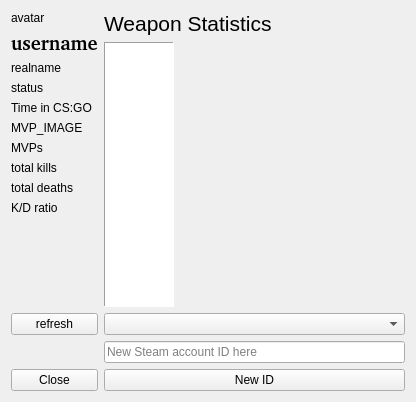
Old version of the form stats_display_window.ui in the repository daniel-Jones/CS-GO-Qt-C-Statistics.
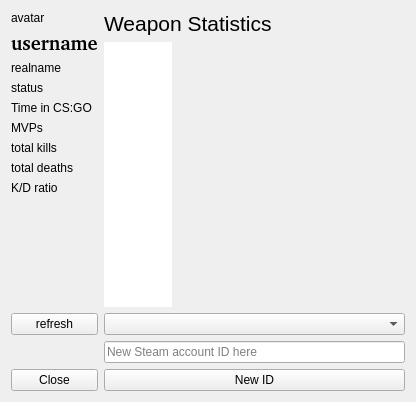
New version of the form.

Commit message: major rewrite of almost everything relating to displaying stats, no longer 400+ lines of copypasta

```diff
--- a/stats_display_window.ui
+++ b/stats_display_window.ui
@@ -93,41 +93,34 @@
        </property>
       </widget>
      </item>
-     <item row="6" column="0">
+     <item row="5" column="0">
       <widget class="QLabel" name="mvp_number_label">
        <property name="text">
         <string>MVPs</string>
        </property>
       </widget>
      </item>
-     <item row="7" column="0">
+     <item row="6" column="0">
       <widget class="QLabel" name="total_kills_label">
        <property name="text">
         <string>total kills</string>
        </property>
       </widget>
      </item>
-     <item row="8" column="0">
+     <item row="7" column="0">
       <widget class="QLabel" name="total_deaths_label">
        <property name="text">
         <string>total deaths</string>
        </property>
       </widget>
      </item>
-     <item row="9" column="0">
+     <item row="8" column="0">
       <widget class="QLabel" name="kd_ratio_label">
        <property name="text">
         <string>K/D ratio</string>
        </property>
       </widget>
      </item>
-     <item row="5" column="0">
-      <widget class="QLabel" name="mvp_label">
-       <property name="text">
-        <string>MVP_IMAGE</string>
-       </property>
-      </widget>
-     </item>
     </layout>
    </item>
    <item row="0" column="1">
@@ -168,7 +161,10 @@
           </size>
          </property>
          <property name="frameShape">
-          <enum>QFrame::Panel</enum>
+          <enum>QFrame::NoFrame</enum>
+         </property>
+         <property name="frameShadow">
+          <enum>QFrame::Plain</enum>
          </property>
          <property name="sizeAdjustPolicy">
           <enum>QAbstractScrollArea::AdjustToContents</enum>
@@ -180,7 +176,7 @@
           <bool>false</bool>
          </property>
          <property name="showGrid">
-          <bool>false</bool>
+          <bool>true</bool>
          </property>
          <property name="cornerButtonEnabled">
           <bool>false</bool>
@@ -191,11 +187,14 @@
          <attribute name="horizontalHeaderDefaultSectionSize">
           <number>100</number>
          </attribute>
+         <attribute name="horizontalHeaderMinimumSectionSize">
+          <number>15</number>
+         </attribute>
          <attribute name="verticalHeaderVisible">
           <bool>false</bool>
          </attribute>
          <attribute name="verticalHeaderDefaultSectionSize">
-          <number>50</number>
+          <number>70</number>
          </attribute>
         </widget>
        </item>
```
The commit also changes 7 other files.
